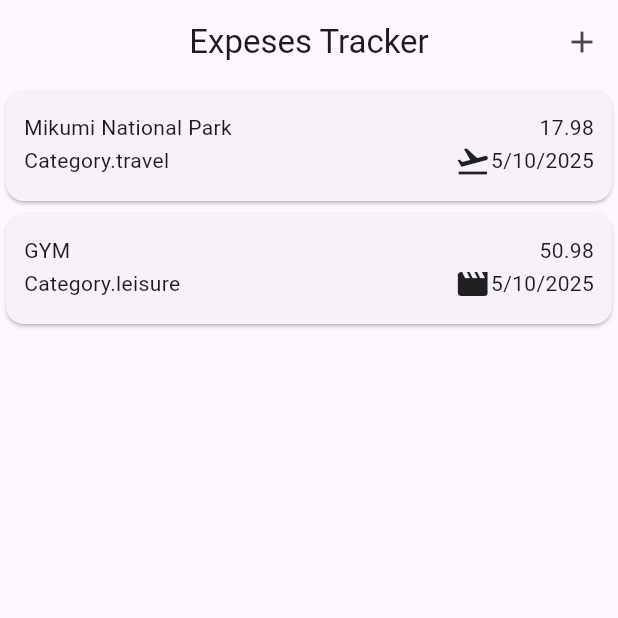
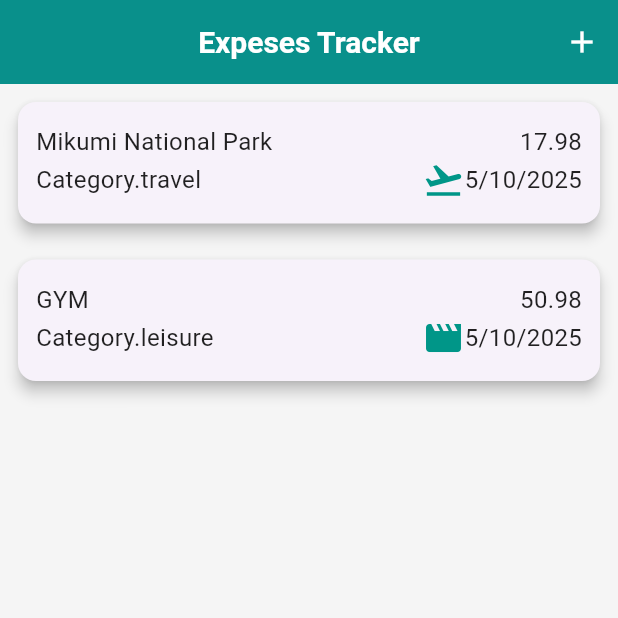
Before and after one commit to Zedestar/flutter_expenses_tracker, a Flutter app: the screen it shows after launch, on a phone screen of 412 x 824 dp, the top half of it. Run offline on Flutter 3.47's test engine with Material 3 defaults, Android fonts, the phone set to English and light mode, and no system bars; missing offline and left inert: dart:ffi.

Commit message:
dealing with the theming

```diff
--- a/lib/components/expenses_list_builder.dart
+++ b/lib/components/expenses_list_builder.dart
@@ -32,9 +32,8 @@ class ExpensesList extends StatelessWidget {
                     final Expense theItemToBeRemoved =
                         expensesItem.getExpensesList[index];
                     final int theRemovedIndex = index;
-                    expensesProviderConnector.removeExpensesInExpensesList(
-                        // expensesItem.getExpensesList[index],
-                        theItemToBeRemoved);
+                    expensesProviderConnector
+                        .removeExpensesInExpensesList(theItemToBeRemoved);
                     ScaffoldMessenger.of(context).showSnackBar(
                       SnackBar(
                         content: Text(
@@ -49,18 +48,17 @@ class ExpensesList extends StatelessWidget {
                         ),
                         duration: Duration(seconds: 3),
                         margin: EdgeInsets.symmetric(
-                            horizontal: 16.0, vertical: 10.0),
+                          horizontal: 16.0,
+                          vertical: 10.0,
+                        ),
                         action: SnackBarAction(
                           label: 'UNDO',
                           textColor: Colors.white,
                           onPressed: () {
-                            // final Expense expense =
-                            //     expensesItem.getExpensesList[index];
-                            // final int theItemIndex =
-                            //     expensesItem.getExpensesList.indexOf(expense);
                             expensesProviderConnector.insertTheDeletedItem(
-                                index: theRemovedIndex,
-                                expense: theItemToBeRemoved);
+                              index: theRemovedIndex,
+                              expense: theItemToBeRemoved,
+                            );
                           },
                         ),
                       ),
--- a/lib/main.dart
+++ b/lib/main.dart
@@ -2,6 +2,7 @@ import 'package:expenses_tracker/pages/expenses.dart';
 import 'package:expenses_tracker/provider/expenses_list_provider.dart';
 import 'package:flutter/material.dart';
 import 'package:provider/provider.dart';
+import 'package:expenses_tracker/theme/theme.dart';
 
 main() {
   runApp(
@@ -23,9 +24,7 @@ class MyApp extends StatelessWidget {
   Widget build(BuildContext context) {
     return MaterialApp(
       debugShowCheckedModeBanner: false,
-      theme: ThemeData(
-        useMaterial3: true,
-      ),
+      theme: buildAppTheme(),
       home: Expenses(),
     );
   }
--- /dev/null
+++ b/lib/theme/theme.dart
@@ -0,0 +1,82 @@
+// theme.dart
+import 'package:flutter/material.dart';
+
+ThemeData buildAppTheme() {
+  return ThemeData(
+    brightness: Brightness.light,
+    primarySwatch: Colors.teal,
+    scaffoldBackgroundColor: Colors.grey[100],
+
+    // Global text styles
+    textTheme: TextTheme(
+      headlineMedium: TextStyle(fontSize: 24, fontWeight: FontWeight.bold),
+      bodyMedium: TextStyle(fontSize: 16, color: Colors.black87),
+    ),
+
+    // AppBar styling
+    appBarTheme: AppBarTheme(
+      backgroundColor: Colors.teal,
+      foregroundColor: Colors.white,
+      elevation: 4,
+      titleTextStyle: TextStyle(fontSize: 20, fontWeight: FontWeight.w600),
+    ),
+
+    // Button styles
+    elevatedButtonTheme: ElevatedButtonThemeData(
+      style: ElevatedButton.styleFrom(
+        backgroundColor: Colors.teal,
+        foregroundColor: Colors.white,
+        shape: RoundedRectangleBorder(
+          borderRadius: BorderRadius.circular(12),
+        ),
+        padding: EdgeInsets.symmetric(horizontal: 24, vertical: 12),
+      ),
+    ),
+    textButtonTheme: TextButtonThemeData(
+      style: TextButton.styleFrom(
+        foregroundColor: Colors.teal,
+        textStyle: TextStyle(fontWeight: FontWeight.bold),
+      ),
+    ),
+    outlinedButtonTheme: OutlinedButtonThemeData(
+      style: OutlinedButton.styleFrom(
+        side: BorderSide(color: Colors.teal),
+        shape: RoundedRectangleBorder(
+          borderRadius: BorderRadius.circular(8),
+        ),
+      ),
+    ),
+
+    // TextField styling
+    inputDecorationTheme: InputDecorationTheme(
+      border: OutlineInputBorder(borderRadius: BorderRadius.circular(8)),
+      focusedBorder: OutlineInputBorder(
+        borderSide: BorderSide(color: Colors.teal),
+      ),
+      labelStyle: TextStyle(color: Colors.teal),
+    ),
+
+    // Card styling
+    cardTheme: CardTheme(
+      elevation: 4,
+      shape: RoundedRectangleBorder(borderRadius: BorderRadius.circular(12)),
+      margin: EdgeInsets.all(12),
+    ),
+
+    // Floating action button
+    floatingActionButtonTheme: FloatingActionButtonThemeData(
+      backgroundColor: Colors.teal,
+      foregroundColor: Colors.white,
+    ),
+
+    // Icon styling
+    iconTheme: IconThemeData(color: Colors.teal, size: 28),
+
+    // Bottom navigation bar
+    bottomNavigationBarTheme: BottomNavigationBarThemeData(
+      selectedItemColor: Colors.teal,
+      unselectedItemColor: Colors.grey,
+      backgroundColor: Colors.white,
+    ),
+  );
+}
```
